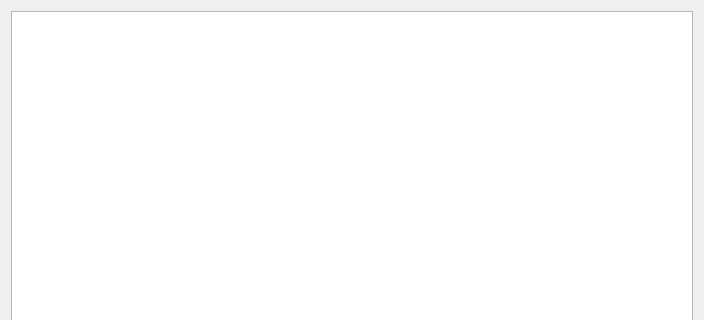
The window that Browser/AdBlock/AdBlockWidget.ui (LeFroid/Viper-Browser) describes before a commit, drawn with Qt 5; both pictures show x 0 to 704 and y 0 to 320 of the 704 by 482 pixel window.
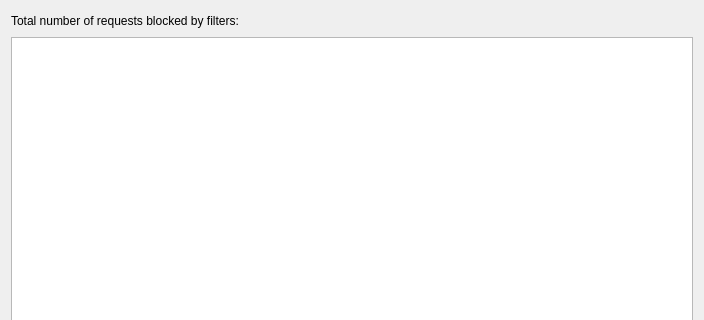
The same window after the commit. Custom widgets are drawn as their Qt base class.

Commit message: uBlock / AdBlock system: Record the number of network requests that have been blocked by the system. Shown in the AdBlockWidget

What changed in the file:
```diff
--- a/Browser/AdBlock/AdBlockWidget.ui
+++ b/Browser/AdBlock/AdBlockWidget.ui
@@ -14,6 +14,37 @@
    <string>Manage Ad Blocker</string>
   </property>
   <layout class="QVBoxLayout" name="verticalLayout">
+   <item>
+    <layout class="QHBoxLayout" name="horizontalLayout">
+     <item>
+      <widget class="QLabel" name="labelRequestsBlocked">
+       <property name="text">
+        <string>Total number of requests blocked by filters:</string>
+       </property>
+      </widget>
+     </item>
+     <item>
+      <widget class="QLabel" name="labelRequestsBlockedValue">
+       <property name="text">
+        <string/>
+       </property>
+      </widget>
+     </item>
+     <item>
+      <spacer name="horizontalSpacer">
+       <property name="orientation">
+        <enum>Qt::Horizontal</enum>
+       </property>
+       <property name="sizeHint" stdset="0">
+        <size>
+         <width>40</width>
+         <height>20</height>
+        </size>
+       </property>
+      </spacer>
+     </item>
+    </layout>
+   </item>
    <item>
     <widget class="CheckableTableView" name="tableView"/>
    </item>
```
The commit also changes 6 other files.
